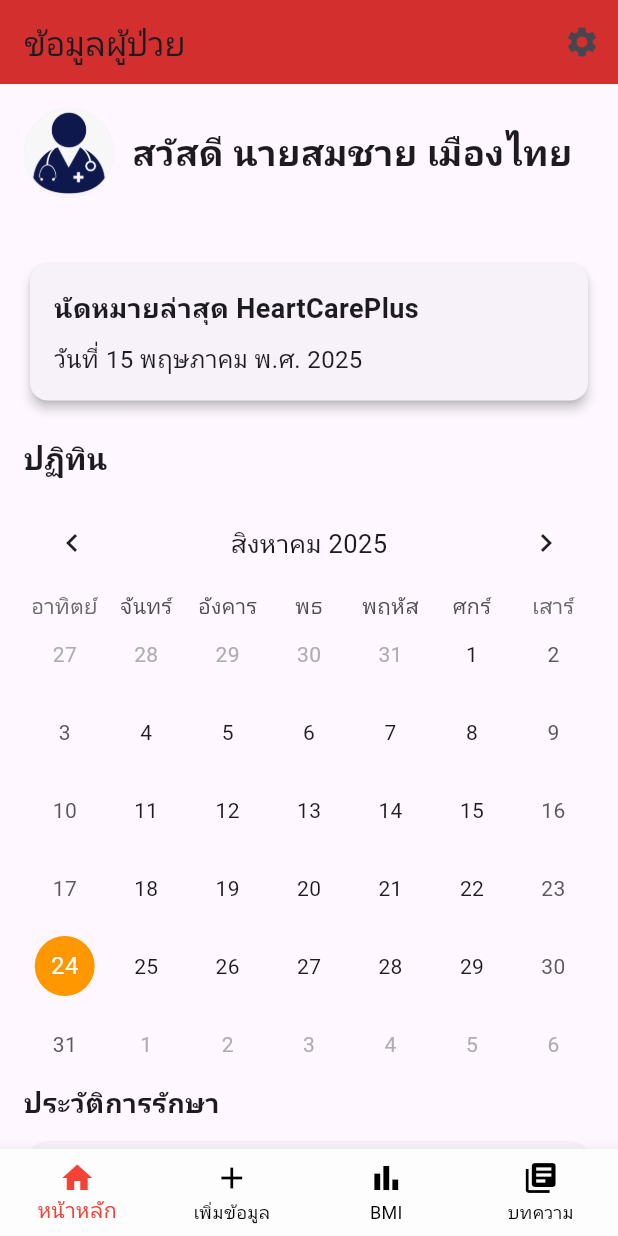
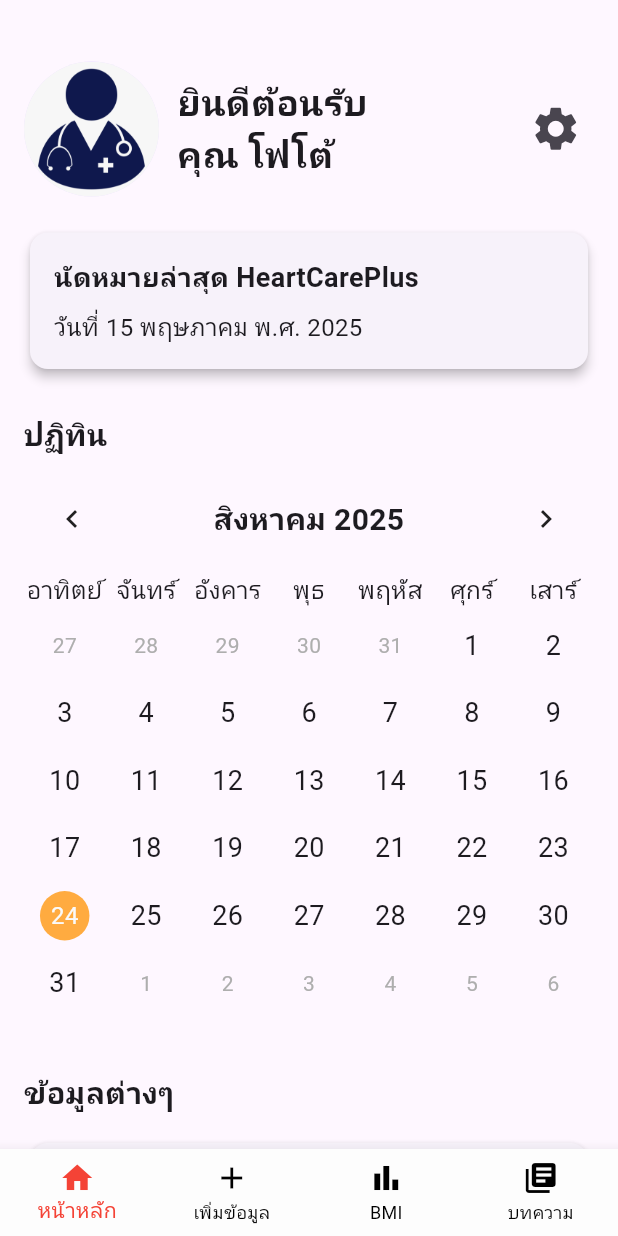
Before and after one commit to Tanonchai67/HeartCarePlus_Flutter, a Flutter app: the screen it shows once a user with an empty profile is signed in, on a phone screen of 412 x 824 dp. Run offline on Flutter 3.47's test engine with Material 3 defaults, Android fonts, the light colour scheme and no system bars; drawn by our look-alikes of auto_size_text, table_calendar; our stand-ins replace firebase_auth, firebase_core, form_field_validator; accounts and stored records are empty.

Commit message:
Fix_UI_page

```diff
--- a/lib/home.dart
+++ b/lib/home.dart
@@ -1,12 +1,9 @@
+import 'package:auto_size_text/auto_size_text.dart';
 import 'package:flutter/material.dart';
-import 'package:heartcare_plus/pages/ArticlePage/ArticlePage.dart';
-import 'package:heartcare_plus/pages/BMI/bmi.dart';
-import 'package:heartcare_plus/insert.dart';
 import 'package:heartcare_plus/pages/setting/setting.dart';
+import 'package:intl/date_symbol_data_local.dart';
 import 'package:intl/intl.dart';
-import 'package:intl/date_symbol_data_local.dart';
 import 'package:table_calendar/table_calendar.dart';
-import 'package:auto_size_text/auto_size_text.dart';
 
 class HomePage extends StatefulWidget {
   const HomePage({super.key});
@@ -39,32 +36,50 @@ class _HomePageState extends State<HomePage> {
         child: Column(
           crossAxisAlignment: CrossAxisAlignment.start,
           children: [
-            const Row(
+            const SizedBox(
+              height: 25,
+            ),
+
+            Row(
               children: [
-                CircleAvatar(
-                  radius: 30,
+                const CircleAvatar(
+                  radius: 45,
                   backgroundImage: AssetImage('assets/Doctor.png'),
                 ),
-                SizedBox(width: 12),
-                Expanded(
+                const SizedBox(width: 12),
+                const Expanded(
                   child: AutoSizeText(
-                    'สวัสดี นายสมชาย เมืองไทย',
+                    'ยินดีต้อนรับ \nคุณ โฟโต้',
                     style: TextStyle(
                       fontSize: 24,
                       fontWeight: FontWeight.bold,
                     ),
-                    maxLines: 1,
+                    maxLines: 2,
                     minFontSize: 12,
                     maxFontSize: 24,
                     overflow: TextOverflow.ellipsis,
                   ),
                 ),
+                Align(
+                  alignment: Alignment.centerRight,
+                  child: IconButton(
+                    icon: const Icon(Icons.settings),
+                    iconSize: 35,
+                    tooltip: 'ตั้งค่า',
+                    onPressed: () {
+                      Navigator.push(
+                        context,
+                        MaterialPageRoute(
+                            builder: (context) => const SettingsPage()),
+                      );
+                    },
+                  ),
+                ),
               ],
             ),
-
-            const SizedBox(height: 20),
-            const SizedBox(height: 20),
-
+            const SizedBox(
+              height: 20,
+            ),
             Center(
               child: Card(
                 elevation: 3,
@@ -93,7 +108,7 @@ class _HomePageState extends State<HomePage> {
                 ),
               ),
             ),
-            const SizedBox(height: 20),
+            const SizedBox(height: 25),
 
             const Text(
               'ปฏิทิน',
@@ -102,7 +117,10 @@ class _HomePageState extends State<HomePage> {
             const SizedBox(height: 10),
 
             // ปฏิทิน
-            TableCalendar(
+            SizedBox(
+              height: 400,
+              width: 400,
+              child: TableCalendar(
                 locale: 'th_TH',
                 firstDay: DateTime.utc(2000, 1, 1),
                 lastDay: DateTime.utc(2100, 12, 31),
@@ -116,52 +134,60 @@ class _HomePageState extends State<HomePage> {
                     _focusedDay = focusedDay;
                   });
                 },
+                rowHeight: 45,
+                daysOfWeekHeight: 30,
                 calendarStyle: const CalendarStyle(
                   todayDecoration: BoxDecoration(
-                  color: Colors.orange,
+                    color: Colors.orangeAccent,
                     shape: BoxShape.circle,
                   ),
                   selectedDecoration: BoxDecoration(
                     color: Colors.blue,
                     shape: BoxShape.circle,
                   ),
+                  defaultTextStyle: TextStyle(fontSize: 18),
+                  weekendTextStyle: TextStyle(fontSize: 18),
+                ),
+                daysOfWeekStyle: const DaysOfWeekStyle(
+                  weekdayStyle: TextStyle(fontSize: 16),
+                  weekendStyle: TextStyle(fontSize: 16),
                 ),
                 headerStyle: const HeaderStyle(
                   formatButtonVisible: false,
                   titleCentered: true,
+                  titleTextStyle:
+                      TextStyle(fontSize: 20, fontWeight: FontWeight.bold),
                 ),
               ),
-            // ปฏิทิน
+            ),
 
             const Text(
-              'ประวัติการรักษา',
+              'ข้อมูลต่างๆ',
               style: TextStyle(
-                fontSize: 18,
+                fontSize: 20,
                 fontWeight: FontWeight.bold,
               ),
             ),
-            const SizedBox(height: 10),
+            const SizedBox(height: 15),
 
             Card(
               elevation: 3,
               child: Padding(
-                padding: const EdgeInsets.all(16.0),
+                padding: const EdgeInsets.all(15.0),
                 child: SizedBox(
-                  height: 300, // ปรับขนาดตามต้องการ
+                  // height: ,
                   child: SingleChildScrollView(
                     child: Column(
                       crossAxisAlignment: CrossAxisAlignment.start,
                       children: [
-                        _buildMedicalRecordItem('แพทย์ผู้รักษา',
+                        _dataOther('แพทย์ผู้รักษา',
                             '10 พฤษภาคม 2568, 7:30น. โรงพยาบาลนครพิงค์'),
                         const Divider(),
-                        _buildMedicalRecordItem(
-                            'อัตราการเต้นของหัวใจล่าสุด', '75 BPM'),
+                        _dataOther('อัตราการเต้นของหัวใจล่าสุด', '75 BPM'),
                         const Divider(),
-                        _buildMedicalRecordItem(
-                            'ค่าความดันเลือดล่าสุด', 'SYS 120 / DIA 80'),
+                        _dataOther('ค่าความดันเลือดล่าสุด', 'SYS 120 / DIA 80'),
                         const Divider(),
-                        _buildMedicalRecordItem('BMI', 'ไม่มีข้อมูล'),
+                        _dataOther('BMI', 'ไม่มีข้อมูล'),
                         // เพิ่มได้เรื่อย ๆ
                       ],
                     ),
@@ -172,93 +198,14 @@ class _HomePageState extends State<HomePage> {
           ],
         ),
       ),
-      const Center(child: Text('ประวัติการวิเคราะห์')),
-      const Center(child: Text('ข้อมูลส่วนตัว')),
     ];
 
-    var column = Column(
-      mainAxisSize: MainAxisSize.min,
-      children: [
-        BottomNavigationBar(
-          backgroundColor: const Color.fromARGB(255, 253, 253, 253),
-          selectedItemColor: Colors.red,
-          unselectedItemColor: const Color.fromARGB(255, 0, 0, 0),
-          type: BottomNavigationBarType.fixed,
-          currentIndex: _selectedIndex,
-          onTap: (index) {
-            switch (index) {
-              case 0:
-                Navigator.push(
-                  context,
-                  MaterialPageRoute(builder: (context) => const HomePage()),
-                );
-                break;
-              case 1:
-                Navigator.push(
-                  context,
-                  MaterialPageRoute(builder: (context) => const HealthApp()),
-                );
-                break;
-              case 2:
-                Navigator.push(
-                  context,
-                  MaterialPageRoute(
-                      builder: (context) => const BMICalculatorPage()),
-                );
-                break;
-              case 3:
-                Navigator.push(
-                  context,
-                  MaterialPageRoute(builder: (context) => const ArticlePage()),
-                );
-                break;
-            }
-          },
-          items: const [
-            BottomNavigationBarItem(
-              icon: Icon(Icons.home),
-              label: 'หน้าหลัก',
-            ),
-            BottomNavigationBarItem(
-              icon: Icon(Icons.add),
-              label: 'เพิ่มข้อมูล',
-            ),
-            BottomNavigationBarItem(
-              icon: Icon(Icons.bar_chart),
-              label: 'BMI',
-            ),
-            BottomNavigationBarItem(
-              icon: Icon(Icons.library_books),
-              label: 'บทความ',
-            ),
-          ],
-        ),
-      ],
-    );
     return Scaffold(
-      appBar: AppBar(
-        automaticallyImplyLeading: false,
-        title: const Text('ข้อมูลผู้ป่วย'),
-        backgroundColor: Colors.red[700],
-        actions: [
-          IconButton(
-            icon: const Icon(Icons.settings),
-            tooltip: 'ตั้งค่า',
-            onPressed: () {
-              Navigator.push(
-                context,
-                MaterialPageRoute(builder: (context) => const SettingsPage()),
-              );
-            },
-          ),
-        ],
-      ),
       body: pages[_selectedIndex],
-      bottomNavigationBar: column,
     );
   }
 
-  Widget _buildMedicalRecordItem(String title, String value) {
+  Widget _dataOther(String title, String value) {
     return Padding(
       padding: const EdgeInsets.symmetric(vertical: 8.0),
       child: Column(
--- a/lib/login/authcheck.dart
+++ b/lib/login/authcheck.dart
@@ -1,7 +1,7 @@
 import 'package:firebase_auth/firebase_auth.dart';
 import 'package:flutter/material.dart';
-import 'package:heartcare_plus/home.dart';
 import 'package:heartcare_plus/login/home_login.dart';
+import 'package:heartcare_plus/main_page.dart';
 
 class AuthCheck extends StatelessWidget {
   const AuthCheck({super.key});
@@ -14,7 +14,7 @@ class AuthCheck extends StatelessWidget {
         if (snapshot.connectionState == ConnectionState.waiting) {
           return const Center(child: CircularProgressIndicator()); // โหลดอยู่
         } else if (snapshot.hasData) {
-          return const HomePage(); // ถ้ามี user → ไปหน้า Home
+          return const MainPage(); // ถ้ามี user → ไปหน้า mainpage (หน้าปุ่มแถบล่าง)
         } else {
           return const HomeLogin(); // ถ้าไม่มี user → ไปหน้า Login
         }
--- a/lib/main.dart
+++ b/lib/main.dart
@@ -1,18 +1,10 @@
 import 'package:firebase_core/firebase_core.dart';
 import 'package:flutter/material.dart';
-import 'package:flutter/services.dart';
 import 'package:heartcare_plus/login/authcheck.dart';
 
 Future<void> main() async {
   WidgetsFlutterBinding.ensureInitialized();
   await Firebase.initializeApp();
-
-  SystemChrome.setSystemUIOverlayStyle(
-    const SystemUiOverlayStyle(
-      statusBarColor: Colors.grey, // สีของแถบสเตตัส
-      statusBarIconBrightness: Brightness.dark, // ไอคอนสีเข้ม
-    ),
-  );
 
   runApp(const MyApp());
 }
@@ -22,11 +14,15 @@ class MyApp extends StatelessWidget {
 
   @override
   Widget build(BuildContext context) {
-    return const MaterialApp(
-      home: Scaffold(
-        body: AuthCheck(),
-      ),
-      debugShowCheckedModeBanner: false,
+    return Container(
+      color: Colors.grey,
+      child: const SafeArea(
+          child: MaterialApp(
+        debugShowCheckedModeBanner: false,
+        home: Scaffold(
+          body: AuthCheck(),
+        ),
+      )),
     );
   }
 }
--- /dev/null
+++ b/lib/main_page.dart
@@ -0,0 +1,65 @@
+import 'package:flutter/material.dart';
+import 'package:heartcare_plus/home.dart';
+import 'package:heartcare_plus/insert.dart';
+import 'package:heartcare_plus/pages/ArticlePage/ArticlePage.dart';
+import 'package:heartcare_plus/pages/BMI/bmi.dart';
+
+class MainPage extends StatefulWidget {
+  const MainPage({super.key});
+
+  @override
+  State<MainPage> createState() => _MainPageState();
+}
+
+class _MainPageState extends State<MainPage> {
+  int _selectedIndex = 0;
+
+  final List<Widget> _pages = const [
+    HomePage(),
+    HealthApp(),
+    BMICalculatorPage(),
+    ArticlePage(),
+  ];
+
+  void _onItemTapped(int index) {
+    setState(() {
+      _selectedIndex = index;
+    });
+  }
+
+  @override
+  Widget build(BuildContext context) {
+    return Scaffold(
+      body: IndexedStack(
+        index: _selectedIndex,
+        children: _pages,
+      ),
+      bottomNavigationBar: BottomNavigationBar(
+        backgroundColor: const Color.fromARGB(255, 253, 253, 253),
+        selectedItemColor: Colors.red,
+        unselectedItemColor: Colors.black,
+        type: BottomNavigationBarType.fixed,
+        currentIndex: _selectedIndex,
+        onTap: _onItemTapped,
+        items: const [
+          BottomNavigationBarItem(
+            icon: Icon(Icons.home),
+            label: 'หน้าหลัก',
+          ),
+          BottomNavigationBarItem(
+            icon: Icon(Icons.add),
+            label: 'เพิ่มข้อมูล',
+          ),
+          BottomNavigationBarItem(
+            icon: Icon(Icons.bar_chart),
+            label: 'BMI',
+          ),
+          BottomNavigationBarItem(
+            icon: Icon(Icons.library_books),
+            label: 'บทความ',
+          ),
+        ],
+      ),
+    );
+  }
+}
```
Also changed, not shown: lib/insert.dart (+9 -19 lines), lib/login/contact_us.dart (added, +86 -0 lines), lib/login/forget_pass.dart (+11 -4 lines), lib/login/home_login.dart (+6 -9 lines), lib/login/login.dart (+9 -2 lines), lib/login/register.dart (+7 -0 lines), lib/pages/BMI/bmi.dart (+13 -69 lines), lib/pages/admin.dart (deleted, +0 -10 lines). Lines whose indentation alone changed are shown as unchanged.
